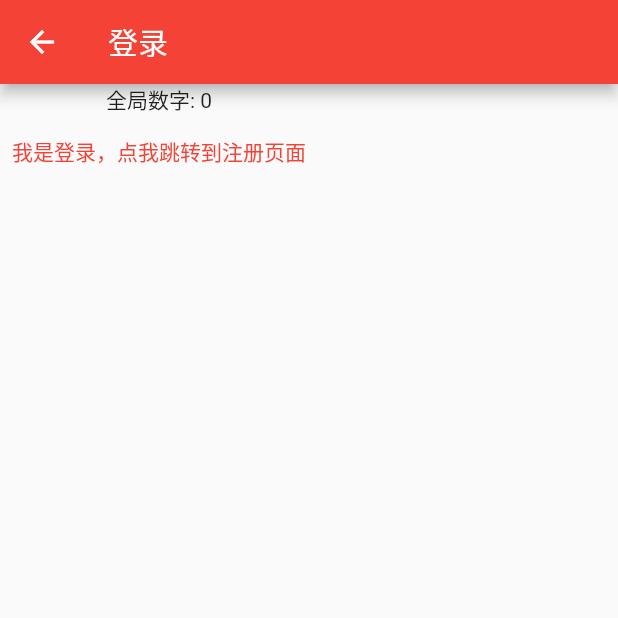
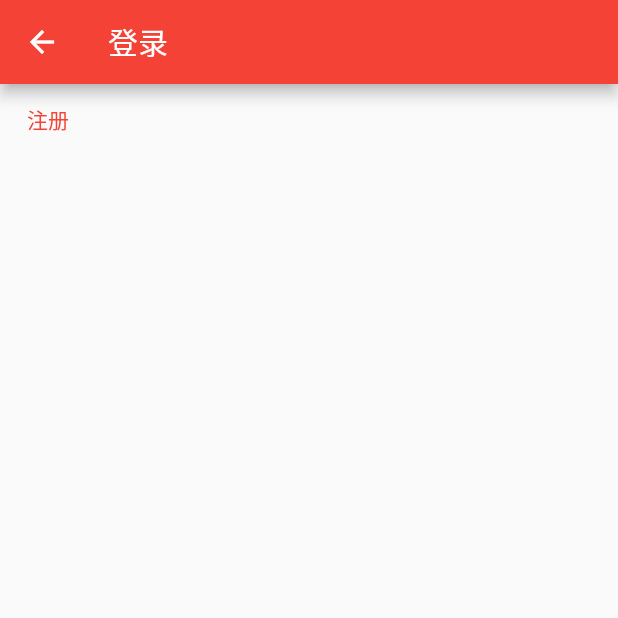
Before and after one commit to 333bkz/flutter_test, a Flutter app: the Login screen opened by its route, on a phone screen of 412 x 824 dp, the top half of it. Run offline on Flutter 3.47's test engine with Material 2 defaults, Android fonts, the phone set to English and light mode, and no system bars; our stand-ins replace dio, flutter_easyloading, get, get_storage; missing offline and left inert: mmkv; accounts and stored records are empty.

```diff
--- /dev/null
+++ b/lib/common/constants.dart
@@ -0,0 +1 @@
+const String TAG = "#######";
--- a/lib/common/widget/nav.dart
+++ b/lib/common/widget/nav.dart
@@ -4,7 +4,7 @@ import 'package:get/get.dart';
 // title：页面标题
 // leftIcon = false，不显示返回按钮 ,leftIcon不填则为默认返回按钮，否则为leftIcon
 class Nav extends AppBar {
-  Nav({Key? key, title, leftIcon, BuildContext? context})
+  Nav({Key? key, title, leftIcon, BuildContext? context, VoidCallback? onBack})
       : super(
             key: key,
             title: Text(title),
@@ -14,7 +14,7 @@ class Nav extends AppBar {
                     IconButton(
                       icon: const Icon(Icons.arrow_back),
                       onPressed: () {
-                        Get.back();
+                        (onBack ?? Get.back).call();
                       },
                     ));
 }
--- a/lib/pages/config.dart
+++ b/lib/pages/config.dart
@@ -1,3 +1,4 @@
+import 'package:f_test/pages/login/controller.dart';
 import 'package:f_test/pages/splash/controller.dart';
 import 'package:f_test/pages/splash/index.dart';
 import "package:get/get.dart";
@@ -35,6 +36,10 @@ class Config {
     GetPage(
       name: Routes.login,
       page: () => const Login(),
+      transition: Transition.fadeIn,
+      binding: BindingsBuilder(() {
+        Get.put(LoginController());
+      }),
     ),
     GetPage(
       name: Routes.register,
--- a/lib/pages/home/index.dart
+++ b/lib/pages/home/index.dart
@@ -1,5 +1,6 @@
 import 'package:f_test/common/request.dart';
 import 'package:f_test/common/widget/nav.dart';
+import 'package:f_test/pages/config.dart';
 import 'package:flutter/material.dart';
 import 'package:get/get.dart';
 import 'package:get_storage/get_storage.dart';
@@ -14,7 +15,7 @@ class Home extends GetView<HomeController> {
   Widget build(BuildContext context) {
     final box = GetStorage();
     final goHome = TextButton(
-      onPressed: () => Get.toNamed('/login', arguments: {"a": 1}),
+      onPressed: () => Get.toNamed(Routes.login),
       child: const Text(
         '我是首页，点我跳转到login页面',
         style: TextStyle(color: Color(0xFFFF9000), fontSize: 30),
--- a/lib/pages/login/index.dart
+++ b/lib/pages/login/index.dart
@@ -1,25 +1,35 @@
+import 'package:f_test/common/ext.dart';
+import 'package:f_test/pages/config.dart';
 import 'package:flutter/material.dart';
-import '../../common/widget/nav.dart';
-import '../../controller/global.dart';
 import 'package:get/get.dart';
 
+import '../../common/widget/nav.dart';
+import 'controller.dart';
+
 @immutable
-class Login extends GetView<GlobalController> {
+class Login extends GetView<LoginController> {
   const Login({Key? key}) : super(key: key);
+
   @override
   Widget build(BuildContext context) {
-    print(Get.arguments);
     return Scaffold(
       appBar: Nav(
         title: '登录',
         context: context,
+        onBack: () {
+          "from splash ${Get.arguments}".log();
+          if (Get.arguments == true) {
+            Get.offNamed(Routes.home);
+          } else {
+            Get.back();
+          }
+        },
       ),
       body: Column(
         children: [
-          Obx(() => Text("全局数字: ${controller.count}")),
           TextButton(
-            onPressed: () => Get.toNamed('/register'),
-            child: const Text('我是登录，点我跳转到注册页面'),
+            onPressed: () => Get.toNamed(Routes.register),
+            child: const Text('注册'),
           ),
         ],
       ),
```
Also changed, not shown: lib/common/ext.dart (added, +24 -0 lines), lib/pages/login/controller.dart (added, +37 -0 lines), lib/pages/splash/controller.dart (+2 -34 lines), lib/common/enum.dart (added), lib/common/utils.dart (deleted), 1 other file.
